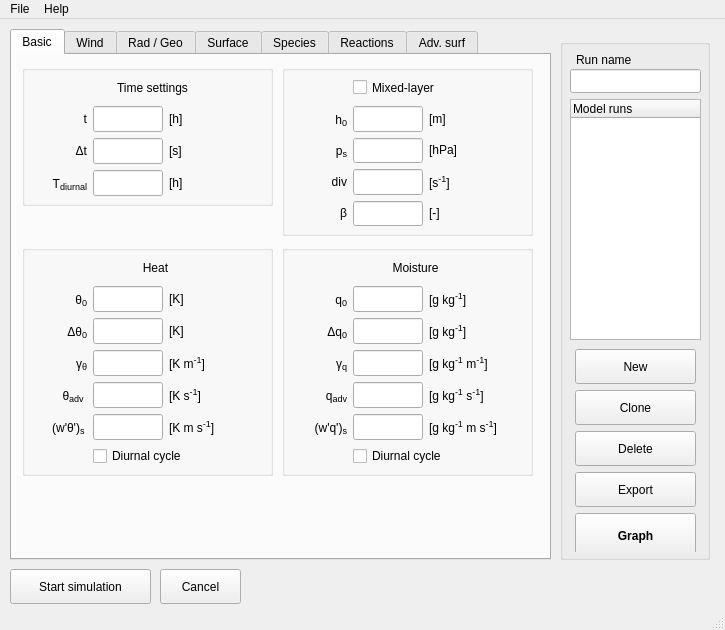
Before: the Qt Designer form mainwindow.ui in classmodel/modelgui, drawn with Qt 5.
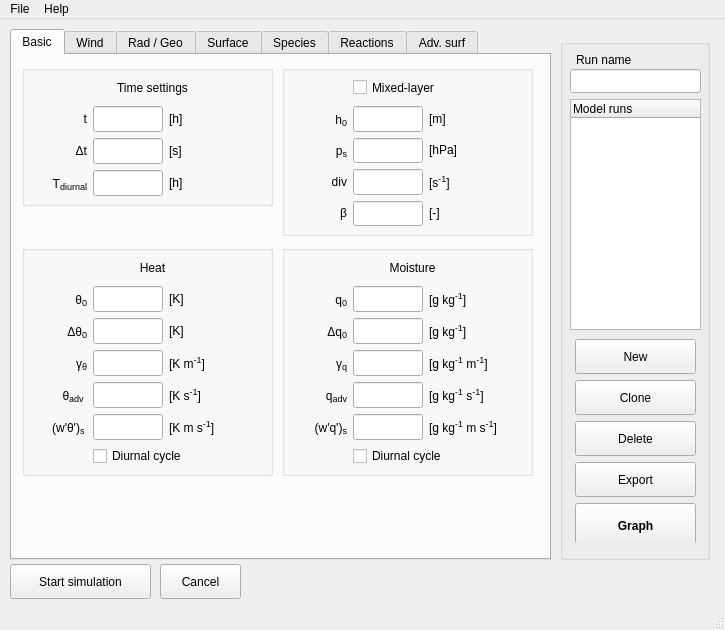
After: the same form once the commit is applied.

```diff
--- a/mainwindow.ui
+++ b/mainwindow.ui
@@ -367,7 +367,7 @@
         <rect>
          <x>10</x>
          <y>10</y>
-         <width>247</width>
+         <width>241</width>
          <height>211</height>
         </rect>
        </property>
@@ -1159,7 +1159,7 @@
         <rect>
          <x>10</x>
          <y>10</y>
-         <width>247</width>
+         <width>241</width>
          <height>211</height>
         </rect>
        </property>
@@ -9037,7 +9037,7 @@
        <x>10</x>
        <y>60</y>
        <width>131</width>
-       <height>241</height>
+       <height>231</height>
       </rect>
      </property>
      <column>
@@ -9050,7 +9050,7 @@
      <property name="geometry">
       <rect>
        <x>15</x>
-       <y>310</y>
+       <y>300</y>
        <width>121</width>
        <height>203</height>
       </rect>
@@ -9184,7 +9184,7 @@
     <property name="geometry">
      <rect>
       <x>10</x>
-      <y>550</y>
+      <y>545</y>
       <width>141</width>
       <height>35</height>
      </rect>
@@ -9212,7 +9212,7 @@
     <property name="geometry">
      <rect>
       <x>160</x>
-      <y>550</y>
+      <y>545</y>
       <width>81</width>
       <height>35</height>
      </rect>
```
Left out of the diff: 10 changed lines with no effect on the pictures.
